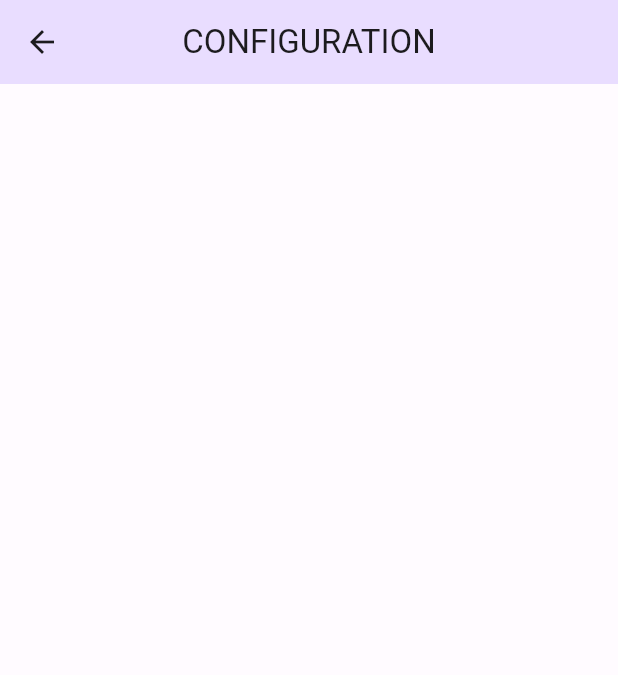
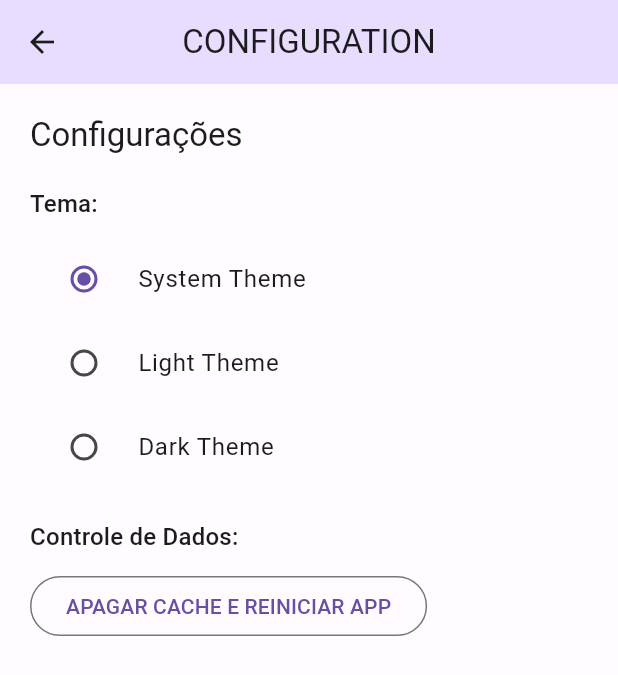
Before and after one commit to zamuelfernandes/listinha, a Flutter app: the ConfigurationPage screen opened by its route, on a phone screen of 412 x 824 dp. Shown: the top 675 px of the screen. Run offline on Flutter 3.47's test engine with Material 2 defaults, Android fonts, the phone set to English and light mode, and no system bars; our stand-ins replace flutter_modular.

Commit message:
Implementando gerenciamento e distribuição de estado

```diff
--- a/app/lib/src/app_widget.dart
+++ b/app/lib/src/app_widget.dart
@@ -1,5 +1,6 @@
 import 'package:flutter/material.dart';
 import 'package:flutter_modular/flutter_modular.dart';
+import 'package:listinha/src/shared/stores/app_store.dart';
 
 part 'shared/themes/color_schemes.g.dart';
 part 'shared/themes/themes.dart';
@@ -11,11 +12,14 @@ class AppWidget extends StatelessWidget {
   @override
   Widget build(BuildContext context) {
     Modular.setInitialRoute('/home/');
+    final appStore = context.watch<AppStore>(
+      (store) => store.themeMode,
+    );
 
     return MaterialApp.router(
       title: 'Flutter Demo',
       debugShowCheckedModeBanner: false,
-      themeMode: ThemeMode.light,
+      themeMode: appStore.themeMode.value,
       theme: _lightTheme,
       darkTheme: _darkTheme,
       routerDelegate: Modular.routerDelegate,
--- a/app/lib/src/configuration/configuration_page.dart
+++ b/app/lib/src/configuration/configuration_page.dart
@@ -1,4 +1,7 @@
 import 'package:flutter/material.dart';
+import 'package:flutter_modular/flutter_modular.dart';
+
+import '../shared/stores/app_store.dart';
 
 class ConfigurationPage extends StatefulWidget {
   const ConfigurationPage({super.key});
@@ -10,10 +13,66 @@ class ConfigurationPage extends StatefulWidget {
 class _ConfigurationPageState extends State<ConfigurationPage> {
   @override
   Widget build(BuildContext context) {
+    final appStore = context.watch<AppStore>(
+      (store) => store.themeMode,
+    );
+
     return Scaffold(
       appBar: AppBar(
         title: const Text('CONFIGURATION'),
       ),
+      body: Padding(
+        padding: const EdgeInsets.fromLTRB(20, 20, 20, 0),
+        child: Column(
+          crossAxisAlignment: CrossAxisAlignment.start,
+          children: [
+            Text(
+              'Configurações',
+              style: Theme.of(context).textTheme.titleLarge,
+            ),
+            const SizedBox(height: 20),
+            Text(
+              'Tema:',
+              style: Theme.of(context).textTheme.titleMedium,
+            ),
+            const SizedBox(height: 10),
+            RadioListTile<ThemeMode>(
+              value: ThemeMode.system,
+              groupValue: appStore.themeMode.value,
+              onChanged: (mode) {
+                appStore.themeMode.value = mode!;
+              },
+              title: const Text('System Theme'),
+            ),
+            RadioListTile<ThemeMode>(
+              value: ThemeMode.light,
+              groupValue: appStore.themeMode.value,
+              onChanged: (mode) {
+                appStore.themeMode.value = mode!;
+              },
+              title: const Text('Light Theme'),
+            ),
+            RadioListTile<ThemeMode>(
+              value: ThemeMode.dark,
+              groupValue: appStore.themeMode.value,
+              onChanged: (mode) {
+                appStore.themeMode.value = mode!;
+              },
+              title: const Text('Dark Theme'),
+            ),
+            const SizedBox(height: 20),
+            Text(
+              'Controle de Dados:',
+              style: Theme.of(context).textTheme.titleMedium,
+            ),
+            const SizedBox(height: 10),
+            OutlinedButton(
+              onPressed: () {},
+              child: Text('APAGAR CACHE E REINICIAR APP'),
+            ),
+          ],
+        ),
+      ),
     );
   }
 }
--- /dev/null
+++ b/app/lib/src/shared/stores/app_store.dart
@@ -0,0 +1,13 @@
+import 'package:flutter/material.dart';
+
+class AppStore {
+  final themeMode = ValueNotifier(ThemeMode.system);
+
+  void changeThemeMode(ThemeMode? mode) {
+    if (mode != null) {
+      themeMode.value = mode;
+    }
+  }
+
+  void save() {}
+}
--- a/app/lib/src/shared/themes/themes.dart
+++ b/app/lib/src/shared/themes/themes.dart
@@ -19,7 +19,7 @@ ThemeData get _darkTheme => ThemeData(
       colorScheme: _darkColorScheme,
       appBarTheme: AppBarTheme(
         centerTitle: true,
-        backgroundColor: _lightColorScheme.primaryContainer,
+        backgroundColor: _darkColorScheme.primaryContainer,
       ),
       segmentedButtonTheme: _segmentedButtonTheme,
     );
```
Also changed, not shown: app/lib/src/app_module.dart (+8 -0 lines).
